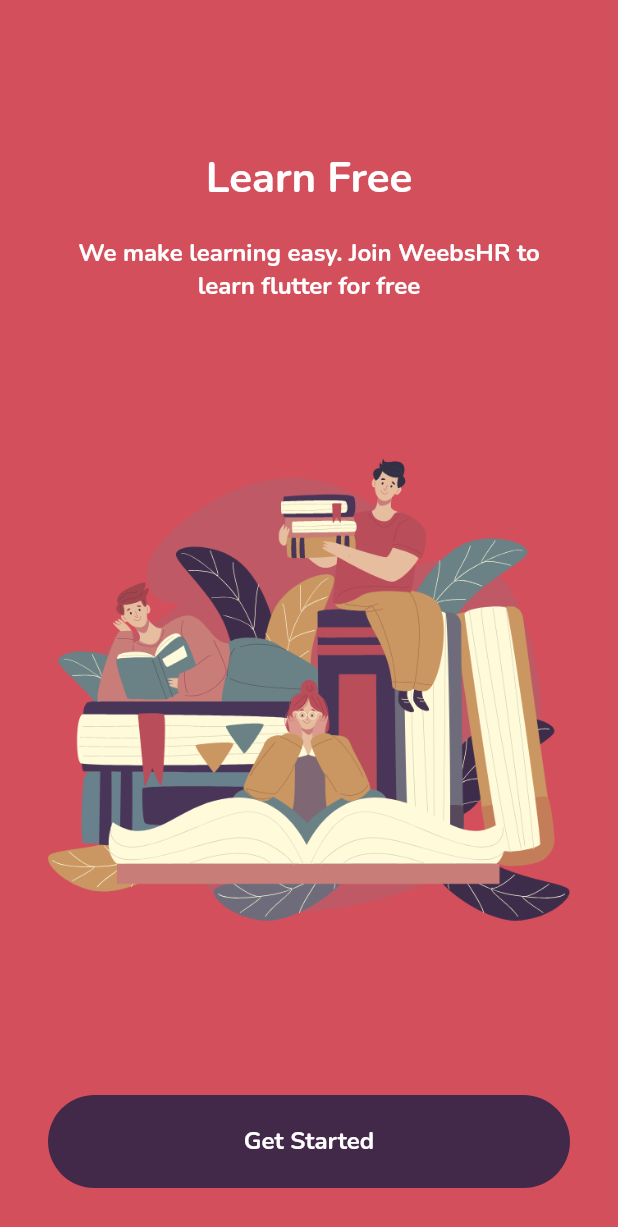
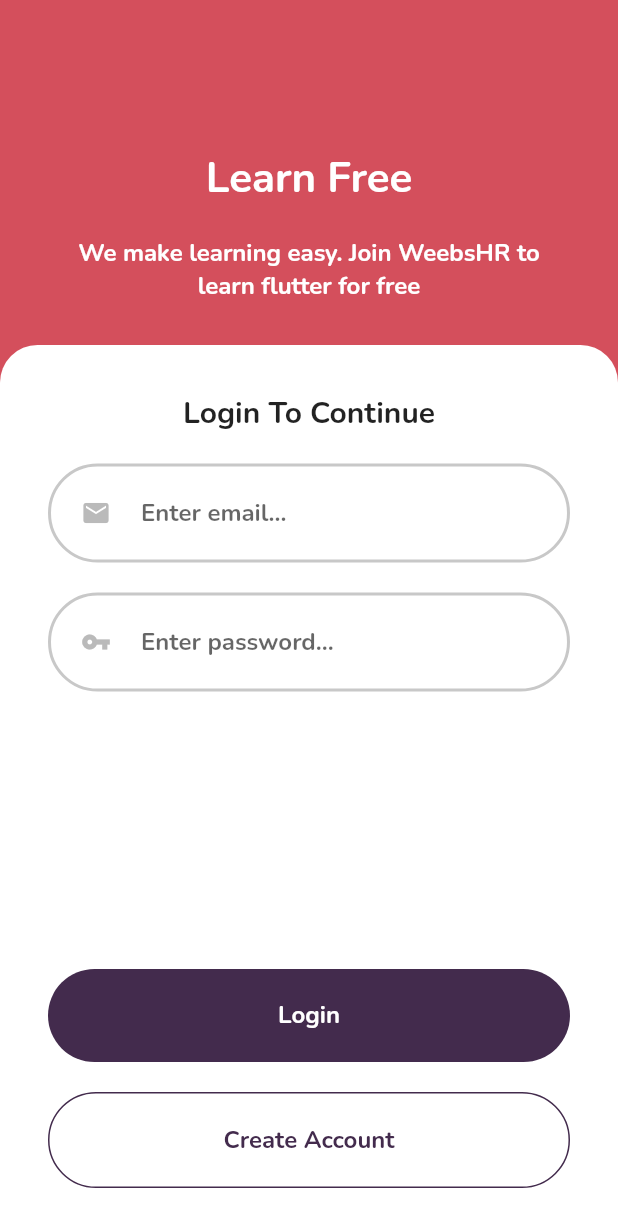
Before and after one commit to nguyendacthienngan/RecruitmentManagementApp, a Flutter app: the screen it shows after launch, after a tap on "Get Started", on a phone screen of 412 x 824 dp. Shown: the top 1227 px of the screen. Run offline on Flutter 3.47's test engine with Material 2 defaults, Android fonts, the phone set to English and light mode, and no system bars; missing offline and left inert: keyboard_visibility.

Commit message:
Updating Login views

```diff
--- a/recruitment_management_app/lib/main.dart
+++ b/recruitment_management_app/lib/main.dart
@@ -1,7 +1,6 @@
 import 'package:flutter/material.dart';
-import 'package:recruitment_management_app/ui/counter/presenter/counter_presenter.dart';
-import 'package:recruitment_management_app/ui/counter/views/counter_component.dart';
 
+import 'ui/login-page/views/login_view.dart';
 void main() => runApp(new MyApp());
 
 class MyApp extends StatelessWidget {
@@ -15,6 +14,7 @@ class MyApp extends StatelessWidget {
       ),
       //home: new MyHomePage(new BasicCounterPresenter(), title: 'Flutter Demo Home Page'),
       home: Scaffold(
+        resizeToAvoidBottomInset: false,
         body: Container(
           child: Center(
             child: LoginPage(),
@@ -24,123 +24,3 @@ class MyApp extends StatelessWidget {
     );
   }
 }
-
-class LoginPage extends StatefulWidget {
-  @override
-  _LoginPageState createState() => _LoginPageState();
-}
-
-class _LoginPageState extends State<LoginPage> {
-  int _pageState = 0;
-  var _backgroundColor = Colors.white;
-  var _headingColor = Color(0xFFB40284A);
-  @override
-  Widget build(BuildContext context) {
-
-    switch(_pageState) {
-      case 0:
-        _backgroundColor = Colors.white;
-        _headingColor = Color(0xFFB40284A);
-
-        break;
-
-      case 1:
-        _backgroundColor = Color(0xFFBD34C59);
-        _headingColor = Colors.white;
-        break;
-
-      case 2:
-        _backgroundColor = Color(0xFFBD34C59);
-        _headingColor = Colors.white;
-        break;
-    }
-
-    return AnimatedContainer(
-      curve: Curves.fastLinearToSlowEaseIn,
-      duration: Duration(
-        milliseconds: 1000
-      ),
-      color: _backgroundColor,
-      child: Column(
-        mainAxisAlignment: MainAxisAlignment.spaceBetween,
-        children: <Widget>[
-          Container(
-            child: Center(
-              child: Column(
-                children: <Widget>[
-                  Container(
-                    margin: const EdgeInsets.only(
-                      top: 100
-                    ),
-                    child: Text(
-                        "Learn Free",
-                      style: TextStyle(
-                        color: _headingColor,
-                        fontSize: 28,
-                      ),
-                    ),
-                  ),
-                  Container(
-                    margin: EdgeInsets.all(20),
-                    padding: EdgeInsets.symmetric(
-                      horizontal: 32
-                    ),
-                    child: Text(
-                        "We make learning easy. Join WeebsHR to learn flutter for free",
-                      textAlign: TextAlign.center,
-                      style: TextStyle(
-                        color: _headingColor,
-                        fontSize: 16
-                      ),
-                    ),
-                  )
-                ],
-              )
-            ),
-          ),
-          Container(
-            padding: EdgeInsets.symmetric(
-              horizontal: 32
-            ),
-            child: Center(
-              child: Image.asset("assets/images/splash_bg.png"),
-            ),
-          ),
-          Container(
-            child: GestureDetector(
-              onTap: () {
-                setState(() {
-                  if (_pageState != 0) {
-                    _pageState = 0;
-                  }
-                  else {
-                    _pageState = 1;
-
-                  }
-                });
-              },
-              child: Container(
-                margin: EdgeInsets.all(32),
-                padding: EdgeInsets.all(20),
-                width: double.infinity,
-                decoration: BoxDecoration(
-                  color: Color(0xFFB40284A),
-                  borderRadius: BorderRadius.circular(50)
-                ),
-                child: Center(
-                  child: Text(
-                    "Get Started",
-                    style: TextStyle(
-                      color: Colors.white,
-                      fontSize: 16,
-                    )
-                  ),
-                ),
-              ),
-            ),
-          ),
-        ],
-      )
-    );
-  }
-}
--- /dev/null
+++ b/recruitment_management_app/lib/ui/login-page/views/component/input_with_icon_component.dart
@@ -0,0 +1,47 @@
+import 'package:flutter/material.dart';
+
+class InputWithIcon extends StatefulWidget {
+
+  final IconData icon;
+  final String hint;
+  InputWithIcon({this.icon, this.hint});
+
+  @override
+  _InputWithIconState createState() => _InputWithIconState();
+}
+
+class _InputWithIconState extends State<InputWithIcon> {
+  @override
+  Widget build(BuildContext context) {
+    return Container(
+      decoration: BoxDecoration(
+        border: Border.all(
+          color: Color(0xFFBC7C7C7),
+          width: 2
+        ),
+        borderRadius: BorderRadius.circular(50)
+      ),
+      child: Row(
+        children: [
+          Container(
+              width: 60,
+              child: Icon(
+                widget.icon,
+                size: 20,
+                color: Color(0xFFBB9B9B9),
+              ),
+          ),
+          Expanded(
+            child: TextField(
+              decoration: InputDecoration(
+                contentPadding: EdgeInsets.symmetric(vertical: 20),
+                border: InputBorder.none,
+                hintText: widget.hint,
+              ),
+            ),
+          ),
+        ],
+      ),
+    );
+  }
+}
--- /dev/null
+++ b/recruitment_management_app/lib/ui/login-page/views/component/outline_button_component.dart
@@ -0,0 +1,33 @@
+import 'package:flutter/material.dart';
+
+class OutlineBtn extends StatefulWidget {
+  final String btnText;
+  OutlineBtn({ this.btnText});
+  @override
+  _OutlineBtnState createState() => _OutlineBtnState();
+}
+
+class _OutlineBtnState extends State<OutlineBtn> {
+  @override
+  Widget build(BuildContext context) {
+    return Container(
+      decoration: BoxDecoration(
+        border: Border.all(
+            color: Color(0xFFB40284A),
+            width: 1
+        ),
+        borderRadius: BorderRadius.circular(50),
+      ),
+      padding: EdgeInsets.all(20),
+      child: Center(
+        child: Text(
+            widget.btnText,
+            style: TextStyle(
+              color:Color(0xFFB40284A),
+              fontSize: 16,
+            )),
+
+      ),
+    );
+  }
+}
--- /dev/null
+++ b/recruitment_management_app/lib/ui/login-page/views/component/primary_button_component.dart
@@ -0,0 +1,32 @@
+
+import 'package:flutter/material.dart';
+
+class PrimaryButton extends StatefulWidget {
+  final String btnText;
+  PrimaryButton({this.btnText});
+  @override
+  _PrimaryButtonState createState() => _PrimaryButtonState();
+}
+
+class _PrimaryButtonState extends State<PrimaryButton> {
+  @override
+  Widget build(BuildContext context) {
+    // TODO: implement build
+    return Container(
+      decoration: BoxDecoration(
+        color: Color(0xFFB40284A),
+        borderRadius: BorderRadius.circular(50),
+      ),
+      padding: EdgeInsets.all(20),
+      child: Center(
+        child: Text(
+            widget.btnText,
+            style: TextStyle(
+              color: Colors.white,
+              fontSize: 16,
+            )),
+
+      ),
+    );
+  }
+}
--- /dev/null
+++ b/recruitment_management_app/lib/ui/login-page/views/login_view.dart
@@ -0,0 +1,336 @@
+
+
+import 'package:flutter/cupertino.dart';
+import 'package:flutter/material.dart';
+import 'package:keyboard_visibility/keyboard_visibility.dart';
+
+import './component/input_with_icon_component.dart';
+import 'component/primary_button_component.dart';
+import 'component/outline_button_component.dart';
+
+class LoginPage extends StatefulWidget {
+  @override
+  _LoginPageState createState() => _LoginPageState();
+}
+
+class _LoginPageState extends State<LoginPage> {
+  int _pageState = 0;
+  var _backgroundColor = Colors.white;
+  var _headingColor = Color(0xFFB40284A);
+
+  double _loginOpacity = 1;
+
+  double _loginWidth = 0;
+  double _loginHeight = 0;
+
+  double _registerHeight = 0;
+
+  double _loginYOffset = 0;
+  double _loginXOffset = 0;
+  double _registerYOffset = 0;
+
+  double windowWidth = 0;
+  double windowHeight = 0;
+
+  bool _keyboardVisible = false;
+  @override
+  void initState(){
+    super.initState();
+
+    KeyboardVisibilityNotification().addNewListener(
+      onChange: (bool visible) {
+        setState(() {
+          _keyboardVisible = visible;
+        });
+      },
+    );
+  }
+
+  Widget build(BuildContext context) {
+
+    windowWidth = MediaQuery.of(context).size.width;
+    windowHeight = MediaQuery.of(context).size.height;
+
+    _loginHeight = windowHeight - 230;
+    _registerHeight = windowHeight - 230;
+
+    switch(_pageState) {
+      case 0:
+        _backgroundColor = Colors.white;
+        _headingColor = Color(0xFFB40284A);
+
+        _loginOpacity = 1;
+
+        _loginWidth = windowWidth;
+        _loginXOffset = 0;
+        _loginYOffset = windowHeight;
+        _registerYOffset = windowHeight;
+        break;
+
+      case 1:
+        _backgroundColor = Color(0xFFBD34C59);
+        _headingColor = Colors.white;
+
+        _loginOpacity = 1;
+
+        _loginWidth = windowWidth;
+
+        _loginXOffset = 0;
+
+        _loginYOffset = _keyboardVisible ? 40 : 230;
+        _loginHeight = _keyboardVisible ? windowHeight : windowHeight - 230;
+
+        _registerYOffset = windowHeight;
+        break;
+
+      case 2:
+        _backgroundColor = Color(0xFFBD34C59);
+        _headingColor = Colors.white;
+
+        _loginOpacity = 0.7;
+
+        _loginWidth = windowWidth - 40;
+
+        _loginXOffset = 20;
+        _loginYOffset = 210;
+
+        _loginYOffset = _keyboardVisible ? 20 : 230;
+        _loginHeight = _keyboardVisible ? windowHeight : windowHeight - 230;
+
+        _registerYOffset = _keyboardVisible ? 55 : 230;
+        _registerHeight = _keyboardVisible ? windowHeight : windowHeight - 230;
+
+        break;
+    }
+
+    return Stack(
+      children: [
+        AnimatedContainer(
+            curve: Curves.fastLinearToSlowEaseIn,
+            duration: Duration(
+                milliseconds: 1000
+            ),
+            color: _backgroundColor,
+            child: Column(
+              mainAxisAlignment: MainAxisAlignment.spaceBetween,
+              children: <Widget>[
+                GestureDetector(
+                  onTap: (){
+                    setState(() {
+                      _pageState = 0;
+                    });
+                  },
+                  child: Container(
+                    child: Center(
+                        child: Column(
+                          children: <Widget>[
+                            Container(
+                              margin: const EdgeInsets.only(
+                                  top: 100
+                              ),
+                              child: Text(
+                                "Learn Free",
+                                style: TextStyle(
+                                  color: _headingColor,
+                                  fontSize: 28,
+                                ),
+                              ),
+                            ),
+                            Container(
+                              margin: EdgeInsets.all(20),
+                              padding: EdgeInsets.symmetric(
+                                  horizontal: 32
+                              ),
+                              child: Text(
+                                "We make learning easy. Join WeebsHR to learn flutter for free",
+                                textAlign: TextAlign.center,
+                                style: TextStyle(
+                                    color: _headingColor,
+                                    fontSize: 16
+                                ),
+                              ),
+                            )
+                          ],
+                        )
+                    ),
+                  ),
+                ),
+                Container(
+                  padding: EdgeInsets.symmetric(
+                      horizontal: 32
+                  ),
+                  child: Center(
+                    child: Image.asset("assets/images/splash_bg.png"),
+                  ),
+                ),
+                Container(
+                  child: GestureDetector(
+                    onTap: () {
+                      setState(() {
+                        if (_pageState != 0) {
+                          _pageState = 0;
+                        }
+                        else {
+                          _pageState = 1;
+
+                        }
+                      });
+                    },
+                    child: Container(
+                      margin: EdgeInsets.all(32),
+                      padding: EdgeInsets.all(20),
+                      width: double.infinity,
+                      decoration: BoxDecoration(
+                          color: Color(0xFFB40284A),
+                          borderRadius: BorderRadius.circular(50)
+                      ),
+                      child: Center(
+                        child: Text(
+                            "Get Started",
+                            style: TextStyle(
+                              color: Colors.white,
+                              fontSize: 16,
+                            )
+                        ),
+                      ),
+                    ),
+                  ),
+                ),
+              ],
+            )
+        ),
+        AnimatedContainer(
+          padding: EdgeInsets.all(32),
+          width: _loginWidth,
+          height: _loginHeight,
+          curve: Curves.fastLinearToSlowEaseIn,
+          duration: Duration(
+              milliseconds: 1000
+          ),
+          transform: Matrix4.translationValues(_loginXOffset, _loginYOffset, 1),
+          decoration: BoxDecoration(
+              color: Colors.white.withOpacity(_loginOpacity),
+              borderRadius: BorderRadius.only(
+                  topLeft: Radius.circular(25),
+                  topRight: Radius.circular(25)
+              )
+          ),
+          child: Column(
+            mainAxisAlignment: MainAxisAlignment.spaceBetween,
+            children: [
+              Column(
+                children: [
+                  Container(
+                    margin: EdgeInsets.only(bottom: 20),
+                    child: Text(
+                      "Login To Continue",
+                      style: TextStyle(
+                          fontSize: 20
+                      ),
+                    ),
+                  ),
+                  InputWithIcon(
+                      icon: Icons.email,
+                      hint: "Enter email..."
+                  ),
+                  SizedBox(height: 20),
+                  InputWithIcon(
+                      icon: Icons.vpn_key,
+                      hint: "Enter password..."
+                  ),
+                ],
+              ),
+              Column(
+                children: <Widget>[
+                  PrimaryButton(
+                      btnText: "Login"
+                  ),
+                  SizedBox(
+                    height: 20,
+
+                  ),
+                  GestureDetector(
+                    onTap: () {
+                      setState(() {
+                        _pageState = 2;
+                      });
+                    },
+                    child: OutlineBtn(
+                      btnText: "Create Account",
+                    ),
+                  )
+
+                ],
+              ),
+            ],
+          ),
+        ), //Login
+        AnimatedContainer(
+          height: _registerHeight,
+          padding: EdgeInsets.all(32),
+          curve: Curves.fastLinearToSlowEaseIn,
+          duration: Duration(
+              milliseconds: 1000
+          ),
+          transform: Matrix4.translationValues(0, _registerYOffset, 1),
+          decoration: BoxDecoration(
+              color: Colors.white,
+              borderRadius: BorderRadius.only(
+                  topLeft: Radius.circular(25),
+                  topRight: Radius.circular(25)
+              )
+          ),
+          child: Column(
+            mainAxisAlignment: MainAxisAlignment.spaceBetween,
+            children: <Widget>[
+              Column(
+                children: <Widget>[
+                  Container(
+                    margin: EdgeInsets.only(bottom: 20),
+                    child: Text(
+                      "Create a new account",
+                      style: TextStyle(
+                        fontSize: 20
+                      ),
+                    ),
+                  ),
+                  InputWithIcon(
+                    icon: Icons.email,
+                    hint: "Enter email..."
+                  ),
+                  SizedBox(height: 20),
+                  InputWithIcon(
+                      icon: Icons.vpn_key,
+                      hint: "Enter password..."
+                  ),
+                ],
+              ),
+              Column(
+                children: <Widget>[
+                  PrimaryButton(
+                      btnText: "Create Account"
+                  ),
+                  SizedBox(
+                    height: 20,
+
+                  ),
+                  GestureDetector(
+                    onTap: () {
+                      setState(() {
+                        _pageState = 1;
+                      });
+                    },
+                    child: OutlineBtn(
+                      btnText: "Back To Login",
+                    ),
+                  )
+
+                ],
+              ),
+            ],
+          ),
+        )// Register
+      ],
+    );
+  }
+}
--- a/recruitment_management_app/pubspec.yaml
+++ b/recruitment_management_app/pubspec.yaml
@@ -28,6 +28,7 @@ dependencies:
   # The following adds the Cupertino Icons font to your application.
   # Use with the CupertinoIcons class for iOS style icons.
   cupertino_icons: ^0.1.3
+  keyboard_visibility: ^0.5.6
 
 dev_dependencies:
   flutter_test:
```
Also changed, not shown: recruitment_management_app/lib/ui/landing-page/views/landing-page_component.dart (deleted), recruitment_management_app/lib/ui/landing-page/views/landing-page_view.dart (deleted), recruitment_management_app/pubspec.lock.
